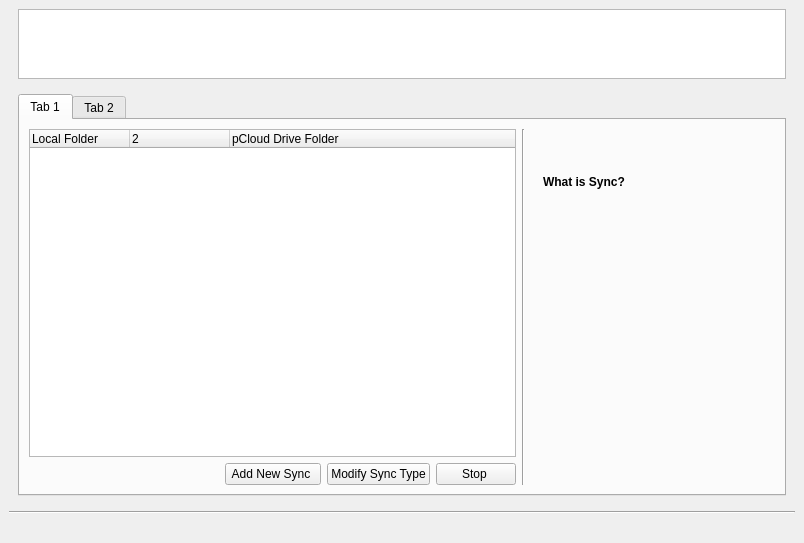
The window that pcloudwindow.ui (pcloudcom/psyncgui) describes before a commit, drawn with Qt 5.
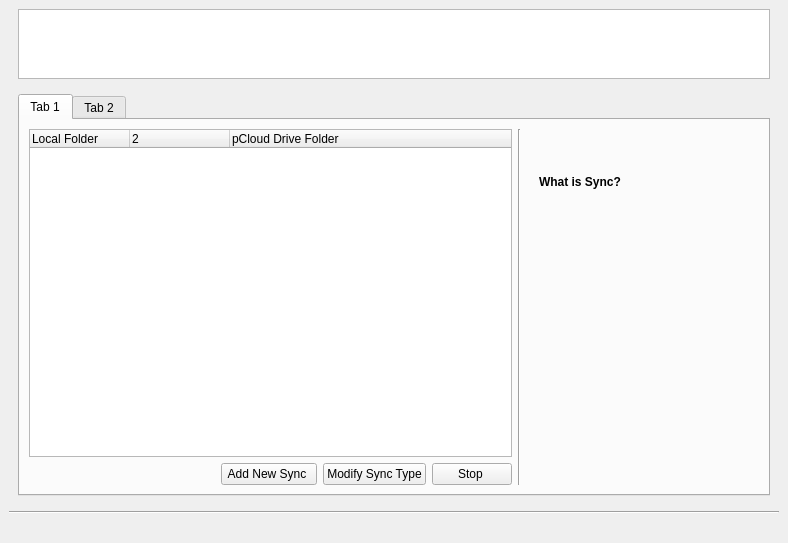
The same window after the commit. The open tabs and pages were chosen to show the change. Icons and pictures are not drawn.

Commit message: SLX-188 | fix SLX-292 resize main win after opening sync tab for win

```diff
--- a/pcloudwindow.ui
+++ b/pcloudwindow.ui
@@ -6,7 +6,7 @@
    <rect>
     <x>0</x>
     <y>0</y>
-    <width>804</width>
+    <width>788</width>
     <height>543</height>
    </rect>
   </property>
@@ -373,6 +373,9 @@
             <string>Tab 1</string>
            </attribute>
            <layout class="QVBoxLayout" name="verticalLayout_31">
+            <property name="rightMargin">
+             <number>0</number>
+            </property>
             <item>
              <layout class="QHBoxLayout" name="horizontalLayout_16" stretch="2,0,1">
               <item>
```
Left out of the diff: 28 changed lines with no effect on the pictures. The commit also changes 1 other file.
